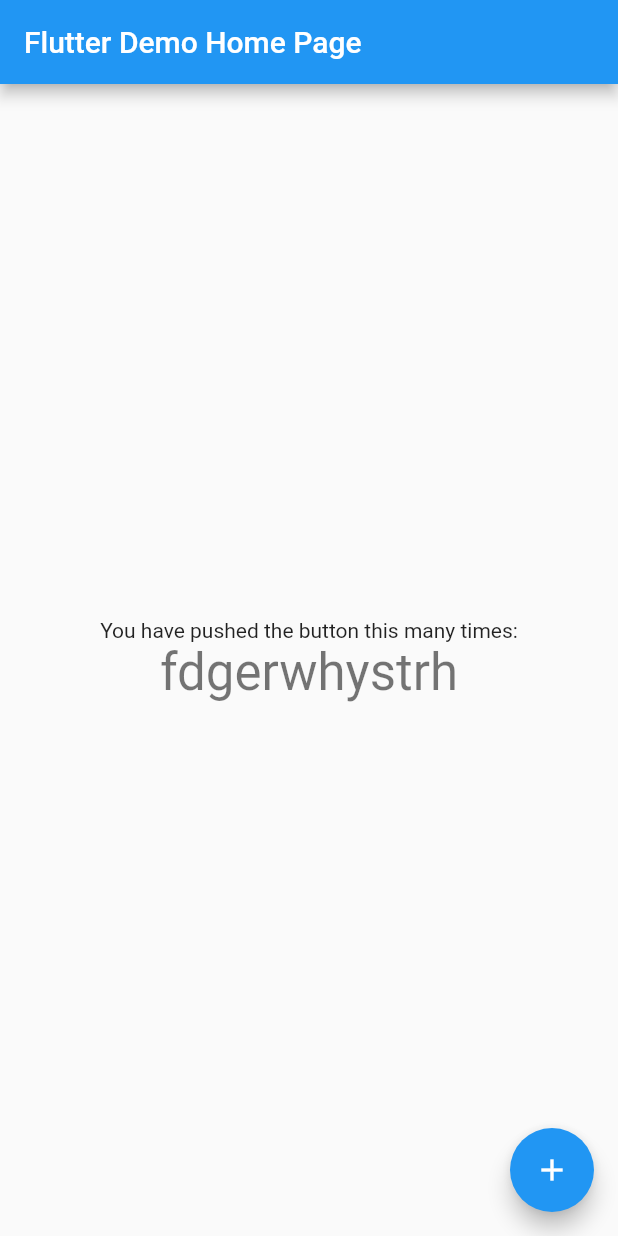
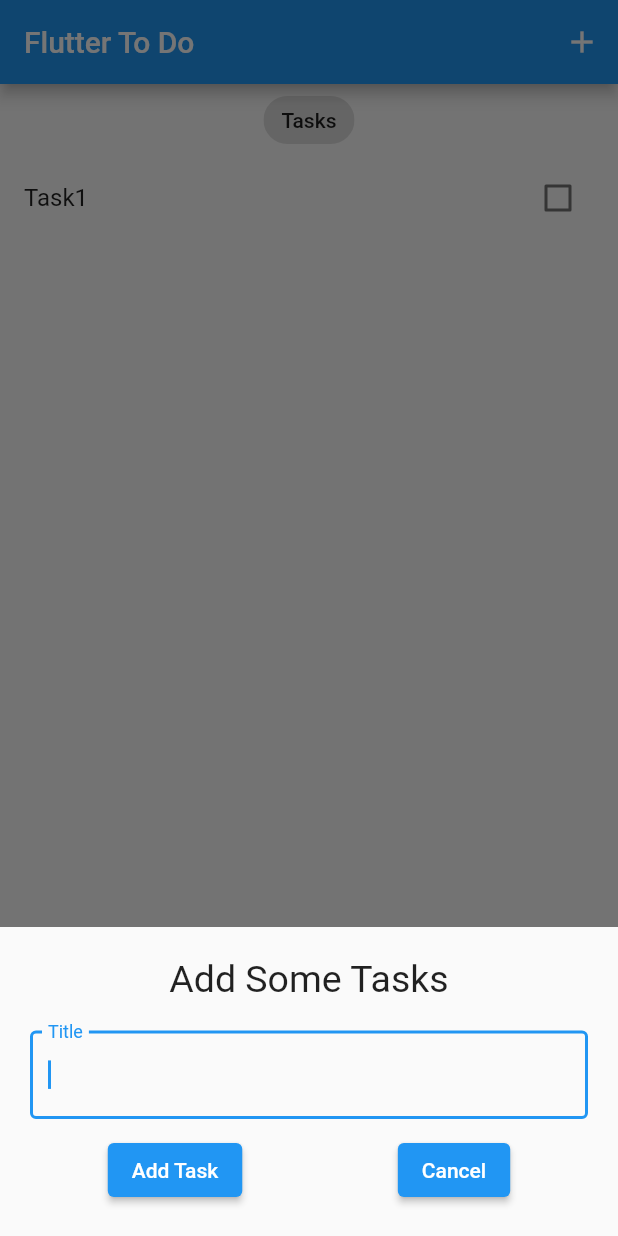
Before and after one commit to Tashtanov/flutter_to_do, a Flutter app: the screen it shows after launch, after a tap on the "add" icon, on a phone screen of 412 x 824 dp. Run offline on Flutter 3.47's test engine with Material 2 defaults, Android fonts, the phone set to English and light mode, and no system bars; our stand-ins replace bloc, equatable, flutter_bloc.

Commit message:
added AddTaskBloc and some widgets

```diff
--- /dev/null
+++ b/lib/bloc/bloc_exports.dart
@@ -0,0 +1,2 @@
+export 'task_bloc/task_bloc.dart';
+export 'package:flutter_bloc/flutter_bloc.dart';
--- /dev/null
+++ b/lib/bloc/task_bloc/task_bloc.dart
@@ -0,0 +1,20 @@
+import 'dart:async';
+
+import 'package:bloc/bloc.dart';
+import 'package:equatable/equatable.dart';
+import 'package:flutter_to_do/model/task.dart';
+
+part 'task_event.dart';
+part 'task_state.dart';
+
+class TaskBloc extends Bloc<TaskEvent, TaskState> {
+  TaskBloc() : super(const TaskState()) {
+    on<AddTask>(_onAddTask);
+    // on<UpdateTask>(_onUpdateTask);
+    // on<DeleteTask>(_onDeleteTask);
+  }
+  void _onAddTask(AddTask event,emit){
+    final state=this.state;
+    emit(TaskState(allTasks: List.from(state.allTasks)..add(event.task)));
+  }
+}
--- /dev/null
+++ b/lib/bloc/task_bloc/task_event.dart
@@ -0,0 +1,32 @@
+part of 'task_bloc.dart';
+
+abstract class TaskEvent extends Equatable {
+  const TaskEvent();
+  @override
+  // TODO: implement props
+  List<Object?> get props => [];
+}
+class AddTask extends TaskEvent{
+  final Tasks task;
+
+  const AddTask({required this.task});
+  @override
+  // TODO: implement props
+  List<Object?> get props => [task];
+}
+class UpdateTask extends TaskEvent{
+  final Tasks task;
+
+  const UpdateTask({required this.task});
+  @override
+  // TODO: implement props
+  List<Object?> get props => [task];
+}
+class DeleteTask extends TaskEvent{
+  final Tasks task;
+
+  const DeleteTask({required this.task});
+  @override
+  // TODO: implement props
+  List<Object?> get props => [task];
+}
--- /dev/null
+++ b/lib/bloc/task_bloc/task_state.dart
@@ -0,0 +1,9 @@
+part of 'task_bloc.dart';
+
+ class TaskState extends Equatable {
+   final List<Tasks> allTasks;
+  const TaskState({ this.allTasks=const<Tasks>[]});
+  @override
+  // TODO: implement props
+  List<Object?> get props => [allTasks];
+}
--- a/lib/main.dart
+++ b/lib/main.dart
@@ -1,7 +1,13 @@
 import 'package:flutter/material.dart';
+import 'package:flutter_to_do/bloc/task_bloc/task_bloc.dart';
+import 'package:flutter_to_do/model/task.dart';
+
+import 'bloc/bloc_exports.dart';
+import 'screen/task_screen.dart';
 
 void main() {
-  runApp(const MyApp());
+  BlocOverrides.runZoned(() => runApp(const MyApp()) );
+
 }
 
 class MyApp extends StatelessWidget {
@@ -10,48 +16,15 @@ class MyApp extends StatelessWidget {
   // This widget is the root of your application.
   @override
   Widget build(BuildContext context) {
-    return MaterialApp(
-      title: 'Flutter Demo',
-      theme: ThemeData(
-        primarySwatch: Colors.blue,
-      ),
-      home: const MyHomePage(),
-    );
-  }
-}
-
-class MyHomePage extends StatefulWidget {
-  const MyHomePage({Key? key}) : super(key: key);
-
-  @override
-  State<MyHomePage> createState() => _MyHomePageState();
-}
-
-class _MyHomePageState extends State<MyHomePage> {
-  @override
-  Widget build(BuildContext context) {
-    return Scaffold(
-      appBar: AppBar(
-        title:const Text( 'Flutter Demo Home Page'),
-      ),
-      body: Center(
-        child: Column(
-          mainAxisAlignment: MainAxisAlignment.center,
-          children: <Widget>[
-            const Text(
-              'You have pushed the button this many times:',
-            ),
-            Text(
-              'fdgerwhystrh',
-              style: Theme.of(context).textTheme.headline4,
-            ),
-          ],
+    return BlocProvider(
+      create: (context) => TaskBloc()..add(AddTask(task: Tasks(title: "Task1"))),
+      child: MaterialApp(
+        title: 'Flutter Demo',
+        debugShowCheckedModeBanner: false,
+        theme: ThemeData(
+          primarySwatch: Colors.blue,
         ),
-      ),
-      floatingActionButton: FloatingActionButton(
-        onPressed: (){},
-        tooltip: 'Increment',
-        child: const Icon(Icons.add),
+        home: TaskScreen(),
       ),
     );
   }
--- a/lib/model/task.dart
+++ b/lib/model/task.dart
@@ -1,6 +1,43 @@
-class Tasks{
-  final String name;
+import 'package:equatable/equatable.dart';
+class Tasks extends Equatable{
+  final String title;
   bool? isDone;
+  bool? isDeleted;
 
-  Tasks({required this.name,this.isDone});
+  Tasks({required this.title, this.isDone, this.isDeleted}) {
+    isDone = isDone ?? false;
+    isDeleted = isDeleted ?? false;
+  }
+
+  Tasks copyWith({
+    String? title,
+    bool? isDone,
+    bool? isDeleted,
+  }) {
+    return Tasks(
+      title: title ?? this.title,
+      isDone: isDone ?? this.isDone,
+      isDeleted: isDeleted ?? this.isDeleted,
+    );
+  }
+
+  Map<String, dynamic> toMap() {
+    return {
+      'title': this.title,
+      'isDone': this.isDone,
+      'isDeleted': this.isDeleted,
+    };
+  }
+
+  factory Tasks.fromMap(Map<String, dynamic> map) {
+    return Tasks(
+      title: map['title'] as String,
+      isDone: map['isDone'] as bool,
+      isDeleted: map['isDeleted'] as bool,
+    );
+  }
+
+  @override
+  // TODO: implement props
+  List<Object?> get props => [title,isDeleted,isDone];
 }
--- /dev/null
+++ b/lib/screen/add_task_screen.dart
@@ -0,0 +1,58 @@
+import 'package:flutter/material.dart';
+import 'package:flutter_to_do/bloc/bloc_exports.dart';
+import 'package:flutter_to_do/model/task.dart';
+
+class AddTaskScreen extends StatelessWidget {
+  const AddTaskScreen({
+    Key? key,
+  }) : super(key: key);
+
+  @override
+  Widget build(BuildContext context) {
+    TextEditingController titleController = TextEditingController();
+    return Container(
+      padding:
+          EdgeInsets.only(bottom: MediaQuery.of(context).viewInsets.bottom),
+      child: Container(
+        padding: EdgeInsets.all(20),
+        child: Column(
+          children: [
+            Text(
+              "Add Some Tasks",
+              style: TextStyle(fontSize: 25),
+            ),
+            const SizedBox(
+              height: 20,
+            ),
+            TextFormField(
+              autofocus: true,
+              decoration: InputDecoration(
+                  label: Text('Title'), border: OutlineInputBorder()),
+              controller: titleController,
+            ),
+            const SizedBox(
+              height: 10,
+            ),
+            Row(
+              mainAxisAlignment: MainAxisAlignment.spaceAround,
+              children: [
+                ElevatedButton(
+                    onPressed: () {
+                      var task = Tasks(title: titleController.text);
+                      context.read<TaskBloc>().add(AddTask(task: task));
+                      Navigator.pop(context);
+                    },
+                    child: const Text('Add Task')),
+                ElevatedButton(
+                    onPressed: () {
+                      Navigator.pop(context);
+                    },
+                    child: const Text('Cancel')),
+              ],
+            ),
+          ],
+        ),
+      ),
+    );
+  }
+}
--- /dev/null
+++ b/lib/screen/task_screen.dart
@@ -0,0 +1,53 @@
+import 'package:flutter/cupertino.dart';
+import 'package:flutter/material.dart';
+import 'package:flutter_to_do/bloc/bloc_exports.dart';
+import 'package:flutter_to_do/model/task.dart';
+import 'package:flutter_to_do/widgets/task_list.dart';
+
+import 'add_task_screen.dart';
+
+class TaskScreen extends StatelessWidget {
+  TaskScreen({Key? key}) : super(key: key);
+
+
+  Future<void> _addTask(BuildContext context) {
+    return showModalBottomSheet(
+        context: context,
+        builder: (context) {
+          return SingleChildScrollView(
+            child: AddTaskScreen(),
+          );
+        });
+  }
+
+  @override
+  Widget build(BuildContext context) {
+    return BlocBuilder<TaskBloc, TaskState>(
+      builder: (context, state) {
+        List<Tasks> taskList = state.allTasks;
+        return Scaffold(
+          appBar: AppBar(
+            title: Text('Flutter To Do'),
+            actions: [IconButton(onPressed: () {_addTask(context);}, icon: Icon(Icons.add))],
+          ),
+          body: Column(
+            children: [
+              Center(
+                child: Chip(
+                  label: Text("Tasks"),
+                ),
+              ),
+              TaskList(tasklist: taskList)
+            ],
+          ),
+          floatingActionButton: FloatingActionButton(
+            onPressed: () {
+              _addTask(context);
+            },
+            child: Icon(Icons.add),
+          ),
+        );
+      },
+    );
+  }
+}
--- /dev/null
+++ b/lib/widgets/task_list.dart
@@ -0,0 +1,25 @@
+import 'package:flutter/material.dart';
+import 'package:flutter_to_do/model/task.dart';
+class TaskList extends StatelessWidget {
+  const TaskList({
+    Key? key,
+    required this.tasklist,
+  }) : super(key: key);
+
+  final List<Tasks> tasklist;
+
+  @override
+  Widget build(BuildContext context) {
+    return Expanded(
+      child: ListView.builder(
+          itemCount: tasklist.length,
+          itemBuilder: (context, index) {
+            var task = tasklist[index];
+            return ListTile(
+              title: Text(task.title),
+              trailing: Checkbox(value: task.isDone,onChanged: (value){},),
+            );
+          }),
+    );
+  }
+}
--- a/pubspec.yaml
+++ b/pubspec.yaml
@@ -45,6 +45,8 @@ dev_dependencies:
   # package. See that file for information about deactivating specific lint
   # rules and activating additional ones.
   flutter_lints: ^1.0.0
+  equatable:
+  flutter_bloc:
 
 # For information on the generic Dart part of this file, see the
 # following page: https://dart.dev/tools/pub/pubspec
```
Also changed, not shown: pubspec.lock.
